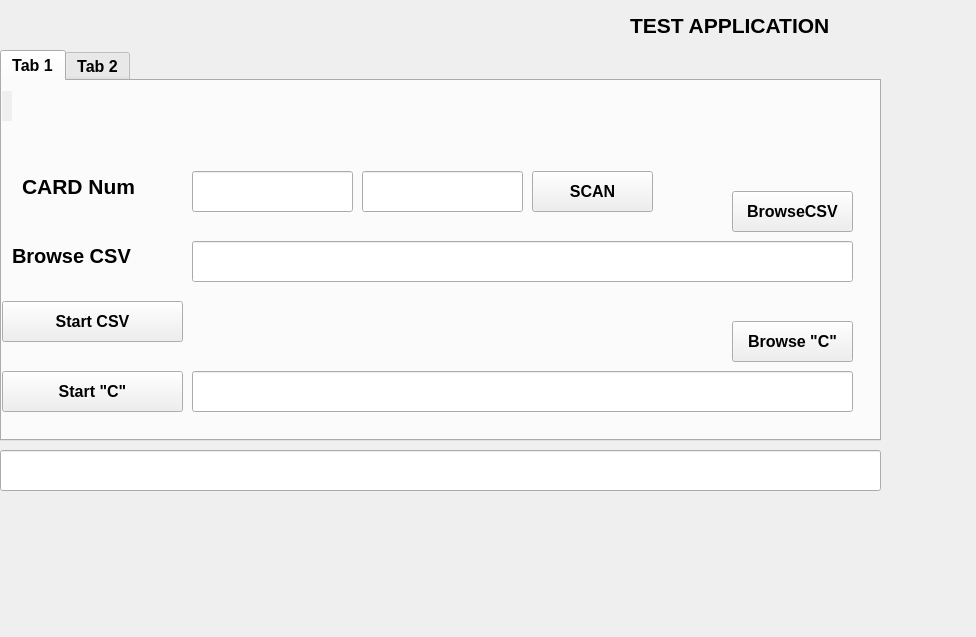
This is QT/wiegand/nwgnd.ui in natashaiwscope/emulator_v0 as Qt 5 draws it before an edit. The edited form follows.
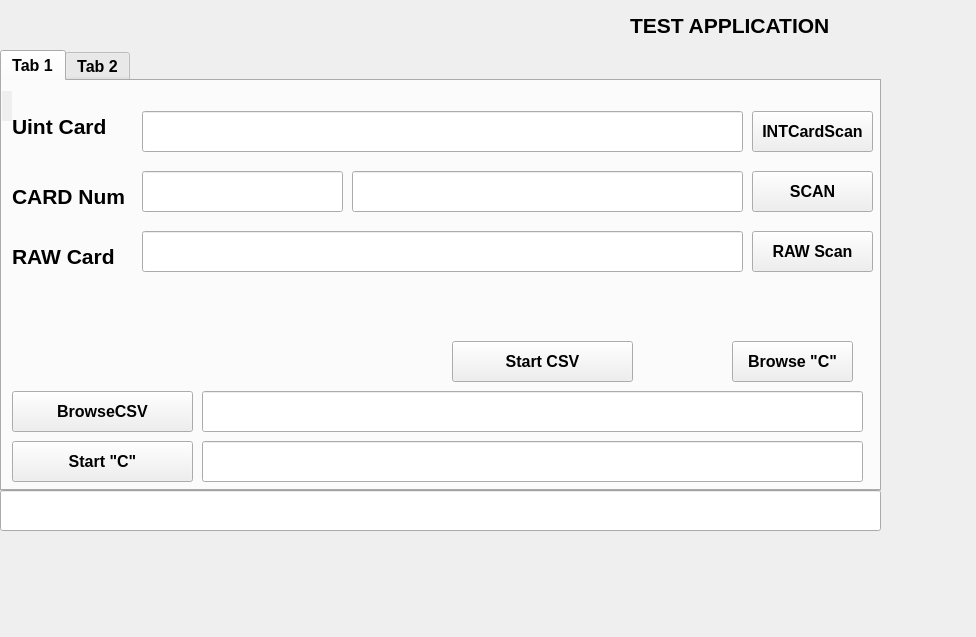
This is the edited form.

Patch:
```diff
--- a/QT/wiegand/nwgnd.ui
+++ b/QT/wiegand/nwgnd.ui
@@ -37,7 +37,7 @@
    <property name="geometry">
     <rect>
      <x>0</x>
-     <y>450</y>
+     <y>490</y>
      <width>881</width>
      <height>41</height>
     </rect>
@@ -54,7 +54,7 @@
      <x>0</x>
      <y>50</y>
      <width>881</width>
-     <height>391</height>
+     <height>441</height>
     </rect>
    </property>
    <property name="font">
@@ -74,9 +74,9 @@
     <widget class="QLineEdit" name="facCode_2">
      <property name="geometry">
       <rect>
-       <x>190</x>
+       <x>140</x>
        <y>90</y>
-       <width>161</width>
+       <width>201</width>
        <height>41</height>
       </rect>
      </property>
@@ -89,8 +89,8 @@
     <widget class="QLineEdit" name="csvFilePath">
      <property name="geometry">
       <rect>
-       <x>190</x>
-       <y>160</y>
+       <x>200</x>
+       <y>310</y>
        <width>661</width>
        <height>41</height>
       </rect>
@@ -104,9 +104,9 @@
     <widget class="QLineEdit" name="cardNum_2">
      <property name="geometry">
       <rect>
-       <x>360</x>
+       <x>350</x>
        <y>90</y>
-       <width>161</width>
+       <width>391</width>
        <height>41</height>
       </rect>
      </property>
@@ -119,8 +119,8 @@
     <widget class="QPushButton" name="startCScript">
      <property name="geometry">
       <rect>
-       <x>0</x>
-       <y>290</y>
+       <x>10</x>
+       <y>360</y>
        <width>181</width>
        <height>41</height>
       </rect>
@@ -139,8 +139,8 @@
     <widget class="QPushButton" name="startCSV">
      <property name="geometry">
       <rect>
-       <x>0</x>
-       <y>220</y>
+       <x>450</x>
+       <y>260</y>
        <width>181</width>
        <height>41</height>
       </rect>
@@ -159,9 +159,9 @@
     <widget class="QLabel" name="label_4">
      <property name="geometry">
       <rect>
-       <x>20</x>
-       <y>90</y>
-       <width>151</width>
+       <x>10</x>
+       <y>100</y>
+       <width>131</width>
        <height>31</height>
       </rect>
      </property>
@@ -176,30 +176,10 @@
       <string>&lt;html&gt;&lt;head/&gt;&lt;body&gt;&lt;p&gt;CARD Num&lt;/p&gt;&lt;/body&gt;&lt;/html&gt;</string>
      </property>
     </widget>
-    <widget class="QLabel" name="labelBrowse">
-     <property name="geometry">
-      <rect>
-       <x>10</x>
-       <y>160</y>
-       <width>171</width>
-       <height>31</height>
-      </rect>
-     </property>
-     <property name="font">
-      <font>
-       <pointsize>15</pointsize>
-       <weight>75</weight>
-       <bold>true</bold>
-      </font>
-     </property>
-     <property name="text">
-      <string>&lt;html&gt;&lt;head/&gt;&lt;body&gt;&lt;p&gt;Browse CSV&lt;/p&gt;&lt;/body&gt;&lt;/html&gt;</string>
-     </property>
-    </widget>
     <widget class="QPushButton" name="wiegScan">
      <property name="geometry">
       <rect>
-       <x>530</x>
+       <x>750</x>
        <y>90</y>
        <width>121</width>
        <height>41</height>
@@ -219,8 +199,8 @@
     <widget class="QLineEdit" name="cFilePath">
      <property name="geometry">
       <rect>
-       <x>190</x>
-       <y>290</y>
+       <x>200</x>
+       <y>360</y>
        <width>661</width>
        <height>41</height>
       </rect>
@@ -250,9 +230,9 @@
     <widget class="QPushButton" name="browseCSVFile">
      <property name="geometry">
       <rect>
-       <x>730</x>
-       <y>110</y>
-       <width>121</width>
+       <x>10</x>
+       <y>310</y>
+       <width>181</width>
        <height>41</height>
       </rect>
      </property>
@@ -271,7 +251,7 @@
      <property name="geometry">
       <rect>
        <x>730</x>
-       <y>240</y>
+       <y>260</y>
        <width>121</width>
        <height>41</height>
       </rect>
@@ -287,6 +267,116 @@
       <string>Browse &quot;C&quot;</string>
      </property>
     </widget>
+    <widget class="QLabel" name="label_5">
+     <property name="geometry">
+      <rect>
+       <x>10</x>
+       <y>30</y>
+       <width>121</width>
+       <height>31</height>
+      </rect>
+     </property>
+     <property name="font">
+      <font>
+       <pointsize>16</pointsize>
+       <weight>75</weight>
+       <bold>true</bold>
+      </font>
+     </property>
+     <property name="text">
+      <string>&lt;html&gt;&lt;head/&gt;&lt;body&gt;&lt;p&gt;Uint Card&lt;/p&gt;&lt;/body&gt;&lt;/html&gt;</string>
+     </property>
+    </widget>
+    <widget class="QLineEdit" name="cardNumInt">
+     <property name="geometry">
+      <rect>
+       <x>140</x>
+       <y>30</y>
+       <width>601</width>
+       <height>41</height>
+      </rect>
+     </property>
+     <property name="font">
+      <font>
+       <pointsize>20</pointsize>
+      </font>
+     </property>
+    </widget>
+    <widget class="QPushButton" name="wiegScanRAW">
+     <property name="geometry">
+      <rect>
+       <x>750</x>
+       <y>150</y>
+       <width>121</width>
+       <height>41</height>
+      </rect>
+     </property>
+     <property name="font">
+      <font>
+       <pointsize>12</pointsize>
+       <weight>75</weight>
+       <bold>true</bold>
+      </font>
+     </property>
+     <property name="text">
+      <string>RAW Scan</string>
+     </property>
+    </widget>
+    <widget class="QLineEdit" name="cardNumRAW">
+     <property name="geometry">
+      <rect>
+       <x>140</x>
+       <y>150</y>
+       <width>601</width>
+       <height>41</height>
+      </rect>
+     </property>
+     <property name="font">
+      <font>
+       <pointsize>20</pointsize>
+      </font>
+     </property>
+    </widget>
+    <widget class="QLabel" name="label_6">
+     <property name="geometry">
+      <rect>
+       <x>10</x>
+       <y>160</y>
+       <width>121</width>
+       <height>31</height>
+      </rect>
+     </property>
+     <property name="font">
+      <font>
+       <pointsize>16</pointsize>
+       <weight>75</weight>
+       <bold>true</bold>
+      </font>
+     </property>
+     <property name="text">
+      <string>&lt;html&gt;&lt;head/&gt;&lt;body&gt;&lt;p&gt;RAW Card&lt;/p&gt;&lt;/body&gt;&lt;/html&gt;</string>
+     </property>
+    </widget>
+    <widget class="QPushButton" name="wiegScanRAW_2">
+     <property name="geometry">
+      <rect>
+       <x>750</x>
+       <y>30</y>
+       <width>121</width>
+       <height>41</height>
+      </rect>
+     </property>
+     <property name="font">
+      <font>
+       <pointsize>12</pointsize>
+       <weight>75</weight>
+       <bold>true</bold>
+      </font>
+     </property>
+     <property name="text">
+      <string>INTCardScan</string>
+     </property>
+    </widget>
    </widget>
    <widget class="QWidget" name="tab_4">
     <attribute name="title">
```
